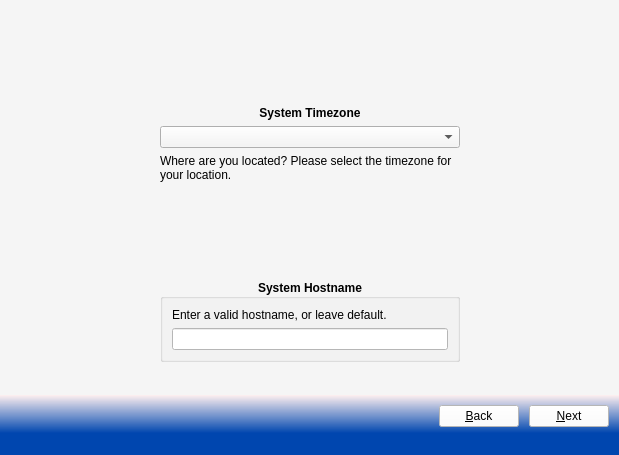
Above: src-qt4/pc-firstbootgui/firstboot.ui from trueos/pcbsd before the change. Below: the same form after it.
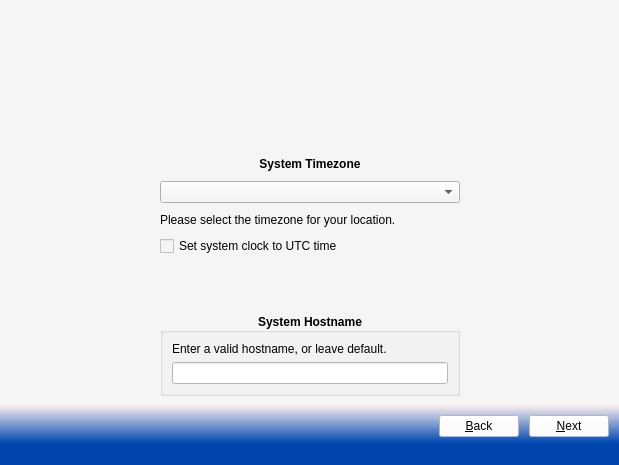
That is the form after the change. The open tabs and pages were chosen to show the change. Icons and pictures are not drawn.

Commit message: Add support for enabling bios UTC time during first-boot

The edit to the form file:
```diff
--- a/src-qt4/pc-firstbootgui/firstboot.ui
+++ b/src-qt4/pc-firstbootgui/firstboot.ui
@@ -148,37 +148,15 @@
        </layout>
       </widget>
       <widget class="QWidget" name="Page_Time">
-       <layout class="QGridLayout" name="gridLayout_4">
-        <item row="0" column="0" rowspan="4">
-         <spacer name="horizontalSpacer_4">
-          <property name="orientation">
-           <enum>Qt::Horizontal</enum>
+       <layout class="QGridLayout" name="gridLayout_12">
+        <item row="3" column="1">
+         <widget class="QCheckBox" name="checkUTC">
+          <property name="text">
+           <string>Set system clock to UTC time</string>
           </property>
-          <property name="sizeHint" stdset="0">
-           <size>
-            <width>115</width>
-            <height>278</height>
-           </size>
-          </property>
-         </spacer>
+         </widget>
         </item>
-        <item row="0" column="1">
-         <spacer name="verticalSpacer_4">
-          <property name="orientation">
-           <enum>Qt::Vertical</enum>
-          </property>
-          <property name="sizeType">
-           <enum>QSizePolicy::Fixed</enum>
-          </property>
-          <property name="sizeHint" stdset="0">
-           <size>
-            <width>20</width>
-            <height>30</height>
-           </size>
-          </property>
-         </spacer>
-        </item>
-        <item row="0" column="2" rowspan="3">
+        <item row="0" column="2" rowspan="5">
          <spacer name="horizontalSpacer_5">
           <property name="orientation">
            <enum>Qt::Horizontal</enum>
@@ -256,9 +234,38 @@
           </item>
          </layout>
         </item>
+        <item row="0" column="1">
+         <spacer name="verticalSpacer_4">
+          <property name="orientation">
+           <enum>Qt::Vertical</enum>
+          </property>
+          <property name="sizeType">
+           <enum>QSizePolicy::Fixed</enum>
+          </property>
+          <property name="sizeHint" stdset="0">
+           <size>
+            <width>20</width>
+            <height>30</height>
+           </size>
+          </property>
+         </spacer>
+        </item>
+        <item row="0" column="0" rowspan="5">
+         <spacer name="horizontalSpacer_4">
+          <property name="orientation">
+           <enum>Qt::Horizontal</enum>
+          </property>
+          <property name="sizeHint" stdset="0">
+           <size>
+            <width>115</width>
+            <height>278</height>
+           </size>
+          </property>
+         </spacer>
+        </item>
         <item row="2" column="1">
-         <layout class="QVBoxLayout" name="verticalLayout_3">
-          <item>
+         <layout class="QGridLayout" name="gridLayout_4">
+          <item row="0" column="0">
            <widget class="QLabel" name="label_4">
             <property name="font">
              <font>
@@ -280,7 +287,7 @@
             </property>
            </widget>
           </item>
-          <item>
+          <item row="1" column="0">
            <widget class="QComboBox" name="comboBoxTimezone">
             <property name="minimumSize">
              <size>
@@ -293,44 +300,32 @@
             </property>
            </widget>
           </item>
-          <item>
+          <item row="2" column="0">
            <widget class="QLabel" name="label_5">
             <property name="styleSheet">
              <string notr="true">background: transparent;</string>
             </property>
             <property name="text">
-             <string>Where are you located? Please select the timezone for your location.</string>
+             <string>Please select the timezone for your location.</string>
             </property>
             <property name="wordWrap">
              <bool>true</bool>
             </property>
            </widget>
           </item>
-          <item>
-           <spacer name="verticalSpacer_17">
-            <property name="orientation">
-             <enum>Qt::Vertical</enum>
-            </property>
-            <property name="sizeType">
-             <enum>QSizePolicy::Fixed</enum>
-            </property>
-            <property name="sizeHint" stdset="0">
-             <size>
-              <width>20</width>
-              <height>10</height>
-             </size>
-            </property>
-           </spacer>
-          </item>
+         </layout>
+        </item>
+        <item row="4" column="1">
+         <layout class="QHBoxLayout" name="horizontalLayout_7">
           <item>
-           <spacer name="verticalSpacer_11">
+           <spacer name="horizontalSpacer_25">
             <property name="orientation">
-             <enum>Qt::Vertical</enum>
+             <enum>Qt::Horizontal</enum>
             </property>
             <property name="sizeHint" stdset="0">
              <size>
-              <width>20</width>
-              <height>40</height>
+              <width>40</width>
+              <height>20</height>
              </size>
             </property>
            </spacer>
@@ -339,14 +334,14 @@
            <widget class="QLabel" name="label_23">
             <property name="minimumSize">
              <size>
-              <width>0</width>
-              <height>55</height>
+              <width>45</width>
+              <height>45</height>
              </size>
             </property>
             <property name="maximumSize">
              <size>
-              <width>16777215</width>
-              <height>55</height>
+              <width>45</width>
+              <height>45</height>
              </size>
             </property>
             <property name="styleSheet">
@@ -368,6 +363,21 @@
            </widget>
           </item>
           <item>
+           <spacer name="horizontalSpacer_26">
+            <property name="orientation">
+             <enum>Qt::Horizontal</enum>
+            </property>
+            <property name="sizeHint" stdset="0">
+             <size>
+              <width>40</width>
+              <height>20</height>
+             </size>
+            </property>
+           </spacer>
+          </item>
+         </layout>
+        </item>
+        <item row="5" column="1">
            <widget class="QGroupBox" name="groupBox">
             <property name="font">
              <font>
@@ -404,24 +414,6 @@
              </item>
             </layout>
            </widget>
-          </item>
-         </layout>
-        </item>
-        <item row="3" column="1">
-         <spacer name="verticalSpacer_3">
-          <property name="orientation">
-           <enum>Qt::Vertical</enum>
-          </property>
-          <property name="sizeType">
-           <enum>QSizePolicy::MinimumExpanding</enum>
-          </property>
-          <property name="sizeHint" stdset="0">
-           <size>
-            <width>248</width>
-            <height>18</height>
-           </size>
-          </property>
-         </spacer>
         </item>
        </layout>
       </widget>
```
Left out of the diff: 5 changed lines with no effect on the pictures. Lines whose indentation alone changed are shown as unchanged. The commit also changes 1 other file.
